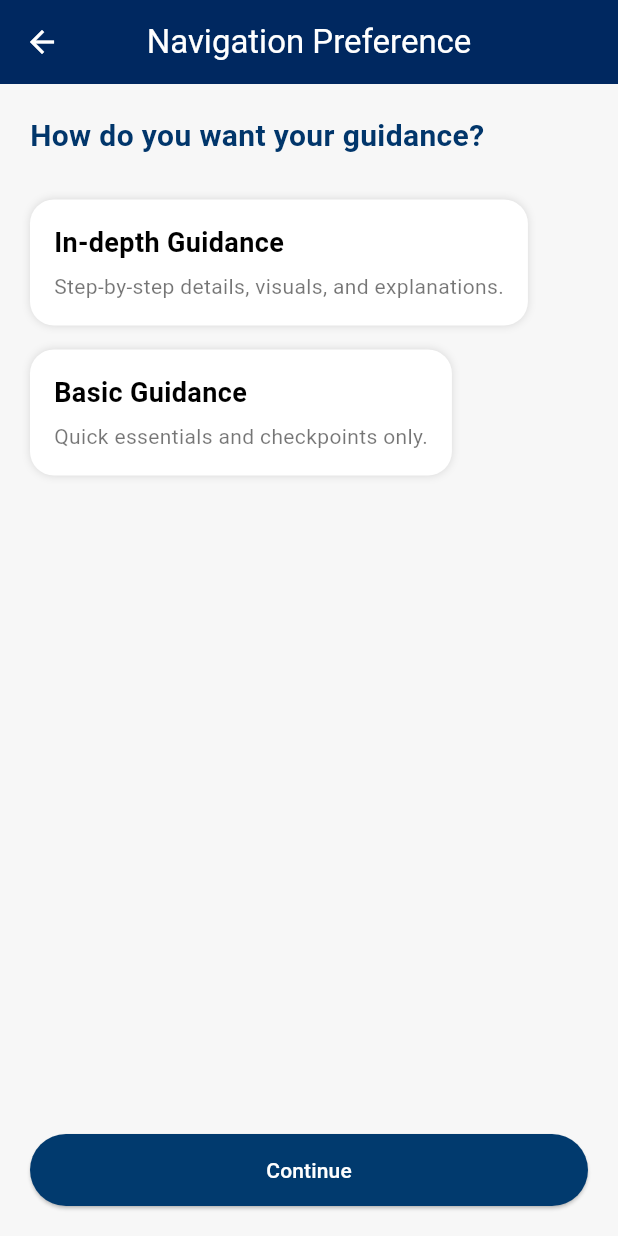
After one commit to melita-pereira/axeguide, a Flutter app: the PersonalizationNavScreen screen opened directly, after a tap on "Continue", on a phone screen of 412 x 824 dp. The commit adds this screen. Run offline on Flutter 3.47's test engine with Material 3 defaults, Android fonts, the phone set to English and light mode, and no system bars; our stand-ins replace flutter_dotenv, hive, hive_flutter, supabase_flutter; accounts and stored records are empty.

Commit message:
Added navigation preference

```diff
--- a/lib/main.dart
+++ b/lib/main.dart
@@ -5,7 +5,7 @@ import 'package:flutter_dotenv/flutter_dotenv.dart';
 import 'package:axeguide/utils/user_box_helper.dart';
 
 import 'screens/welcome_screen.dart';
-import 'screens/personalization_screen.dart';
+import 'screens/personalization_loc_screen.dart';
 import 'screens/home_screen.dart';
 
 Future<void> main() async {
--- /dev/null
+++ b/lib/screens/personalization_nav_screen.dart
@@ -0,0 +1,122 @@
+import 'package:flutter/material.dart';
+import 'package:axeguide/utils/user_box_helper.dart';
+import 'home_screen.dart';
+
+class PersonalizationNavScreen extends StatefulWidget {
+  const PersonalizationNavScreen({super.key});
+
+  @override
+  State<PersonalizationNavScreen> createState() => _PersonalizationNavScreenState();
+}
+
+class _PersonalizationNavScreenState extends State<PersonalizationNavScreen> {
+  String? selectedMode;
+  bool saving = false;
+
+  Future<void> _savePreference() async {
+    if (selectedMode == null) return;
+    setState(() => saving = true);
+    await UserBoxHelper.setNavPreference(selectedMode);
+    await UserBoxHelper.updateLastActive();
+    setState(() => saving = false);
+
+    if (!mounted) return;
+    Navigator.pushReplacement(
+      context,
+      MaterialPageRoute(builder: (context) => const HomeScreen()),
+    );
+  }
+
+  @override
+  Widget build(BuildContext context) {
+    return Scaffold(
+      appBar: AppBar(
+        title: const Text('Navigation Preference'),
+        centerTitle: true,
+      ),
+      body: Padding(
+        padding: const EdgeInsets.all(20.0),
+        child: Column(
+          crossAxisAlignment: CrossAxisAlignment.start,
+          children: [
+            const Text(
+              'How do you want your guidance?',
+              style: TextStyle(fontSize: 20, fontWeight: FontWeight.bold),
+            ),
+            const SizedBox(height: 20),
+            _buildOption(
+              title: 'In-depth Guidance',
+              description: 'Step-by-step details, visuals, and explanations.',
+              value: 'inDepth',
+            ),
+            _buildOption(
+              title: 'Basic Guidance',
+              description: 'Quick essentials and checkpoints only.',
+              value: 'basic',
+            ),
+            const Spacer(),
+            SizedBox(
+              width: double.infinity,
+              child: ElevatedButton(
+                onPressed: saving ? null : _savePreference,
+                style: ElevatedButton.styleFrom(
+                  backgroundColor: const Color(0xFF013A6E),
+                  padding: const EdgeInsets.symmetric(vertical: 14),
+                  shape: RoundedRectangleBorder(
+                    borderRadius: BorderRadius.circular(30),
+                  ),
+                ),
+                child: saving
+                    ? const CircularProgressIndicator(color: Colors.white)
+                    : const Text('Continue', style: TextStyle(color: Colors.white)),
+              ),
+            ),
+          ],
+        ),
+      ),
+    );
+  }
+
+  Widget _buildOption({
+    required String title,
+    required String description,
+    required String value,
+  }) {
+    final selected = selectedMode == value;
+    return GestureDetector(
+      onTap: () => setState(() => selectedMode = value),
+      child: AnimatedContainer(
+        duration: const Duration(milliseconds: 200),
+        curve: Curves.easeInOut,
+        margin: const EdgeInsets.symmetric(vertical: 8),
+        padding: const EdgeInsets.all(16),
+        decoration: BoxDecoration(
+          color: selected ? const Color(0xFF013A6E) : Colors.white,
+          borderRadius: BorderRadius.circular(16),
+          boxShadow: [BoxShadow(color: Colors.black12, blurRadius: 4)],
+        ),
+        child: Column(
+          crossAxisAlignment: CrossAxisAlignment.start,
+          children: [
+            Text(
+              title,
+              style: TextStyle(
+                color: selected ? Colors.white : Colors.black,
+                fontSize: 18,
+                fontWeight: FontWeight.w600,
+              ),
+            ),
+            const SizedBox(height: 6),
+            Text(
+              description,
+              style: TextStyle(
+                color: selected ? Colors.white70 : Colors.black54,
+                fontSize: 14,
+              ),
+            ),
+          ],
+        ),
+      ),
+    );
+  }
+}
--- a/lib/screens/welcome_screen.dart
+++ b/lib/screens/welcome_screen.dart
@@ -1,4 +1,4 @@
-import 'package:axeguide/screens/personalization_screen.dart';
+import 'package:axeguide/screens/personalization_loc_screen.dart';
 import 'package:flutter/material.dart';
 
 import 'package:axeguide/utils/hive_boxes.dart';
```
Also changed, not shown: lib/screens/personalization_loc_screen.dart (renamed from lib/screens/personalization_screen.dart).
